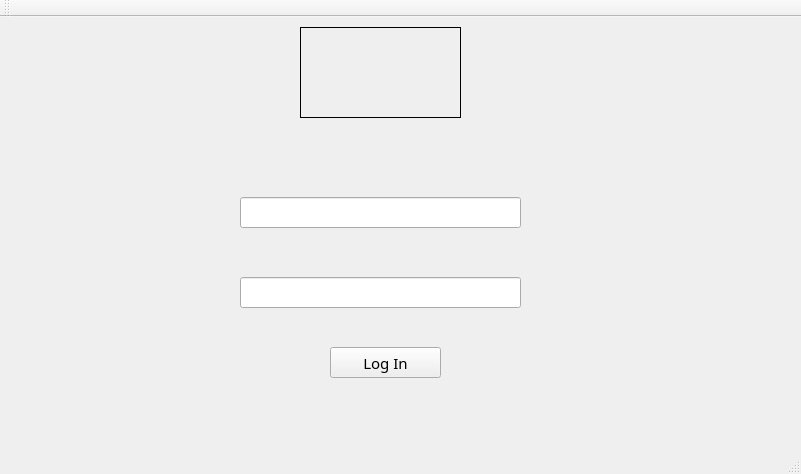
This is Project_Client/Login.ui in deathtaco1231/deathtaco1231-COMP72070-24W-Project4-Group10-Sec3 as Qt 5 draws it before an edit. The edited form follows.
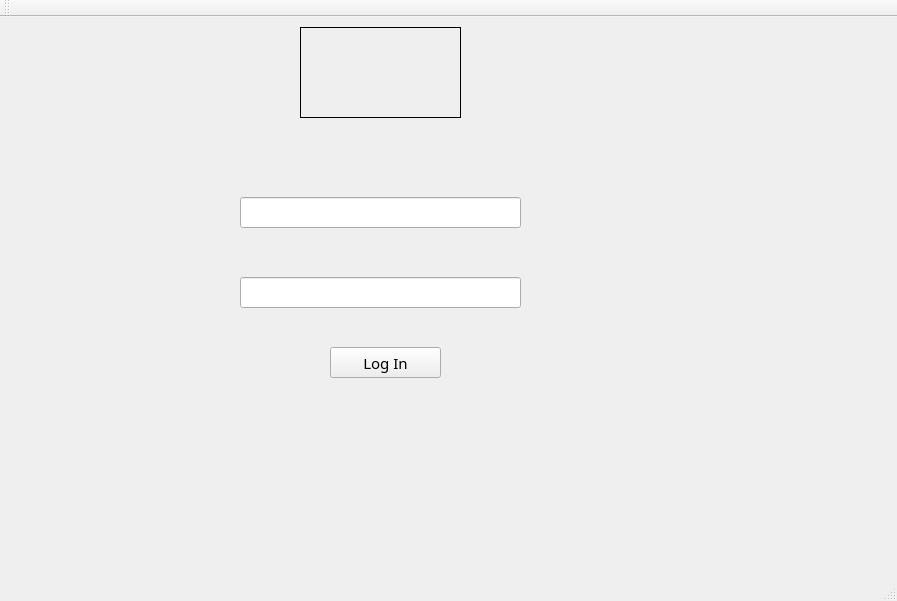
This is the edited form. Icons and pictures are not drawn.

Patch:
```diff
--- a/Project_Client/Login.ui
+++ b/Project_Client/Login.ui
@@ -6,8 +6,8 @@
    <rect>
     <x>0</x>
     <y>0</y>
-    <width>801</width>
-    <height>474</height>
+    <width>897</width>
+    <height>601</height>
    </rect>
   </property>
   <property name="windowTitle">
```
Left out of the diff: 4 changed lines with no effect on the pictures.
